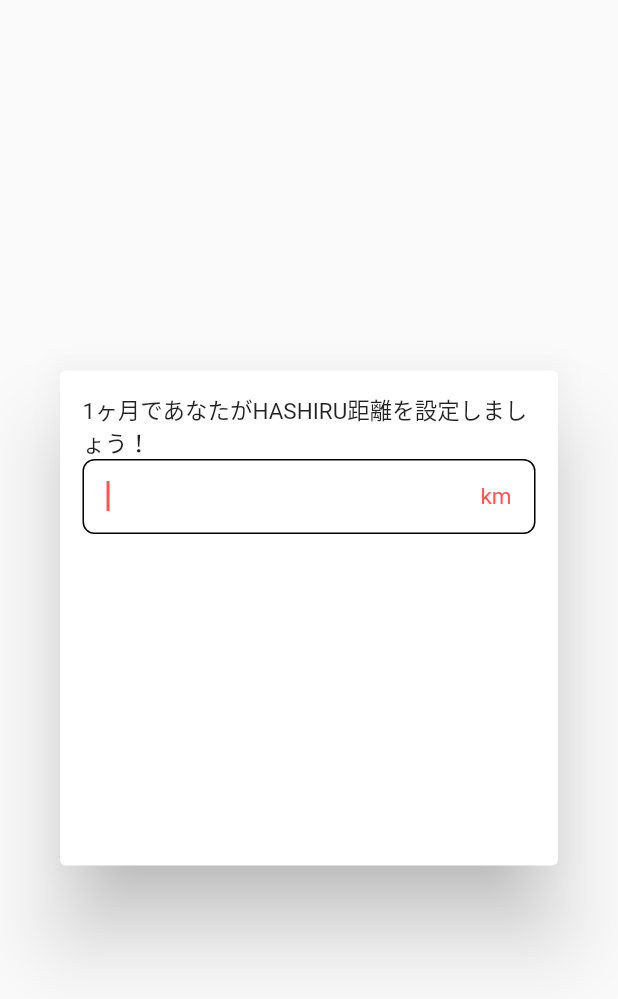
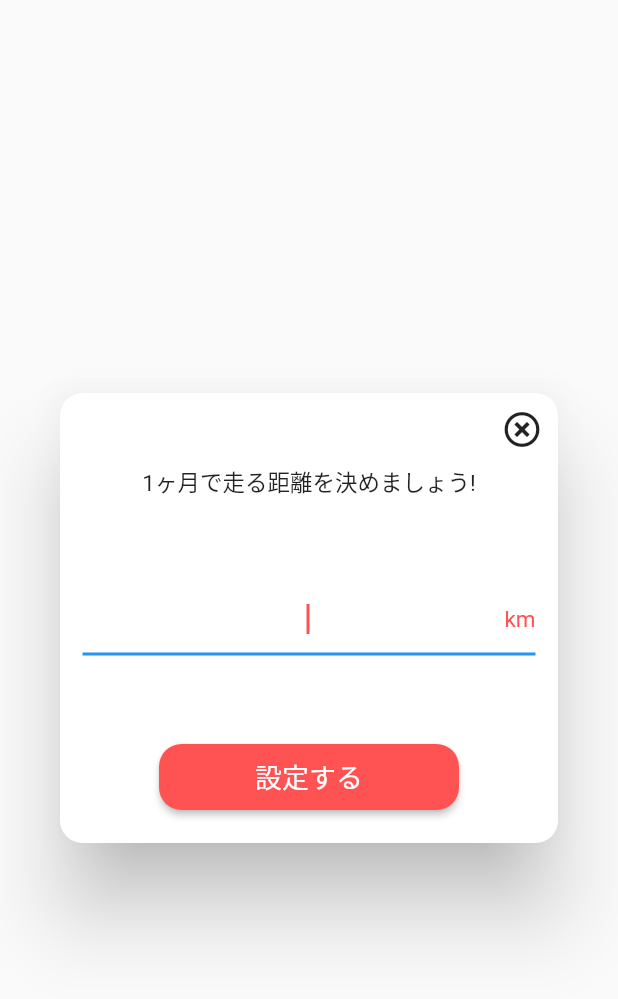
Before and after one commit to shuuun/hashiru, a Flutter app: the _GoalSettingDialog widget shown alone on an empty page, opened directly, on a phone screen of 412 x 824 dp. Shown: the top 999 px of the screen. Run offline on Flutter 3.47's test engine with Material 2 defaults, Android fonts, the phone set to English and light mode, and no system bars; our stand-ins replace font_awesome_flutter, shared_preferences; missing offline and left inert: flutter_circular_chart; accounts and stored records are empty.

Commit message:
目標の設定

```diff
--- a/lib/main.dart
+++ b/lib/main.dart
@@ -23,9 +23,6 @@
       title: 'hashiru',
       theme: ThemeData(
         primaryColor: Colors.redAccent,
-        inputDecorationTheme: InputDecorationTheme(
-          border: InputBorder.none
-        )
       ),
       // TextFieldコピペ時の問題やポップアップメニューの正しいローカライズのために
       // localizationsDelegates を指定することが必須。
--- a/lib/widgets/components/goalSettingDialog.dart
+++ b/lib/widgets/components/goalSettingDialog.dart
@@ -1,6 +1,7 @@
 import 'package:flutter/material.dart';
 
 import 'package:provider/provider.dart';
+import 'package:font_awesome_flutter/font_awesome_flutter.dart';
 
 import 'package:hashiru/blocs/runBloc.dart';
 
@@ -23,17 +24,18 @@
   Widget build(BuildContext context) {
     final runBloc = Provider.of<RunBloc>(context, listen: false);
     return Dialog(
+      shape: RoundedRectangleBorder(borderRadius: BorderRadius.circular(15)),
       child: Container(
         height: 300,
-        margin: EdgeInsets.all(15),
         child: Column(
           children: [
-            Text('1ヶ月であなたがHASHIRU距離を設定しましょう！'),
-            Container(
-              decoration: BoxDecoration(
-                border: Border.all(),
-                borderRadius: BorderRadius.all(Radius.circular(8))
+            Align(
+              alignment: Alignment.topRight,
+              child: IconButton(icon: FaIcon(FontAwesomeIcons.timesCircle), onPressed: () => Navigator.of(context).pop()),
             ),
+            Text('1ヶ月で走る距離を決めましょう!'),
+            Expanded(
+              child: Container(
                 padding: EdgeInsets.only(left: 15, right: 15),
                 child: Stack(
                   alignment: Alignment.center,
@@ -42,6 +44,7 @@
                       controller: _controller,
                       autofocus: true,
                       cursorColor: Colors.redAccent,
+                      textAlign: TextAlign.center,
                       keyboardType: TextInputType.number,
                     ),
                     Align(
@@ -50,7 +53,23 @@
                     )
                   ],
                 ),
+              ),
+            ),
+            RawMaterialButton(
+              shape: RoundedRectangleBorder(borderRadius: BorderRadius.circular(15)),
+              fillColor: Colors.redAccent,
+              onPressed: () {
+                runBloc.saveGoal(_controller.text);
+                Navigator.pop(context);
+              },
+              child: Container(
+                width: 200,
+                height: 44,
+                alignment: Alignment.center,
+                child: Text('設定する', style: TextStyle(color: Colors.white, fontSize: 18),),
               )
+            ),
+            SizedBox(height: 20,)
           ],
         ),
       )
--- a/pubspec.yaml
+++ b/pubspec.yaml
@@ -32,6 +32,7 @@
   provider: ^4.1.0
   shared_preferences: ^0.5.7+2
   flutter_circular_chart: ^0.1.0
+  font_awesome_flutter: ^8.8.1
 
 dev_dependencies:
   flutter_test:
```
Also changed, not shown: lib/blocs/runBloc.dart (+6 -7 lines), lib/widgets/components/selectWorkoutMonthPicker.dart (+1 -13 lines), lib/widgets/screens/mainPage.dart (+17 -22 lines), pubspec.lock. Lines whose indentation alone changed are shown as unchanged.
